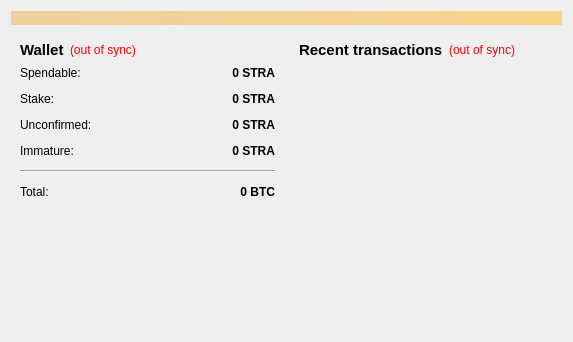
This is src/qt/forms/overviewpage.ui in DNotesCoin/DNotes2.0 as Qt 5 draws it before an edit. The edited form follows.
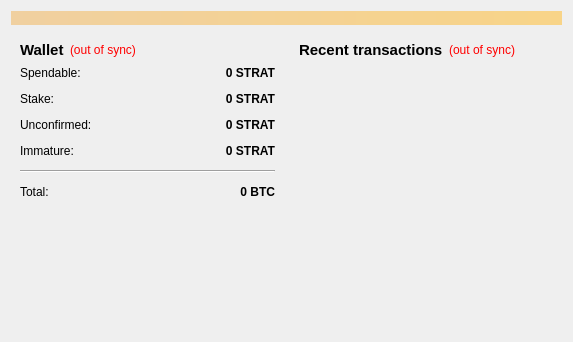
This is the edited form.

Commit message: Change stratis ticker to STRAT and change 2014 to 2016

```diff
--- a/src/qt/forms/overviewpage.ui
+++ b/src/qt/forms/overviewpage.ui
@@ -118,7 +118,7 @@
                <string>Your current spendable balance</string>
               </property>
               <property name="text">
-               <string notr="true">0 STRA</string>
+               <string notr="true">0 STRAT</string>
               </property>
               <property name="alignment">
                <set>Qt::AlignRight|Qt::AlignTrailing|Qt::AlignVCenter</set>
@@ -150,7 +150,7 @@
                <string>Total of coins that was staked, and do not yet count toward the current balance</string>
               </property>
               <property name="text">
-               <string notr="true">0 STRA</string>
+               <string notr="true">0 STRAT</string>
               </property>
               <property name="alignment">
                <set>Qt::AlignRight|Qt::AlignTrailing|Qt::AlignVCenter</set>
@@ -182,7 +182,7 @@
                <string>Total of transactions that have yet to be confirmed, and do not yet count toward the current balance</string>
               </property>
               <property name="text">
-               <string notr="true">0 STRA</string>
+               <string notr="true">0 STRAT</string>
               </property>
               <property name="alignment">
                <set>Qt::AlignRight|Qt::AlignTrailing|Qt::AlignVCenter</set>
@@ -211,7 +211,7 @@
                <string>Mined balance that has not yet matured</string>
               </property>
               <property name="text">
-               <string notr="true">0 STRA</string>
+               <string notr="true">0 STRAT</string>
               </property>
               <property name="alignment">
                <set>Qt::AlignRight|Qt::AlignTrailing|Qt::AlignVCenter</set>
```
The commit also changes 7 other files.
